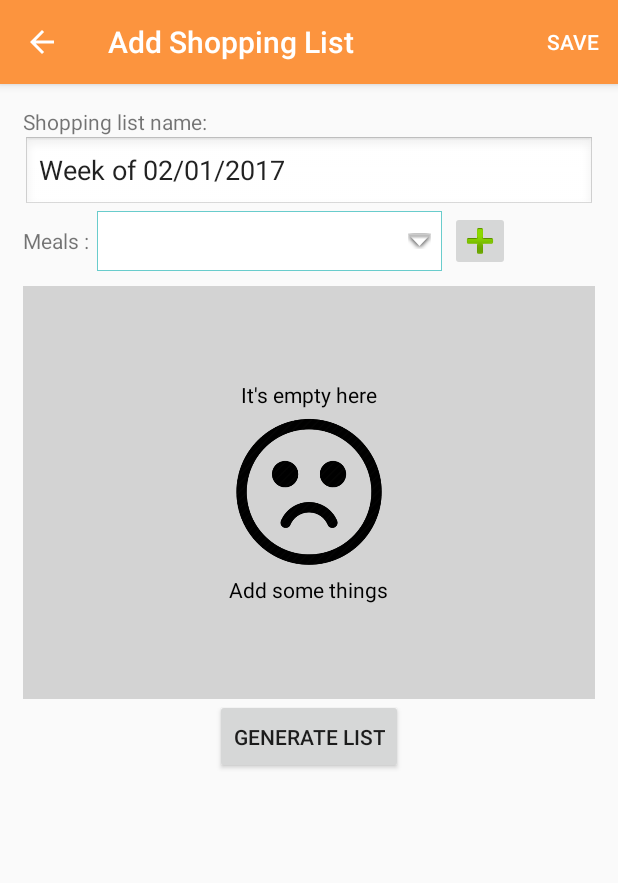
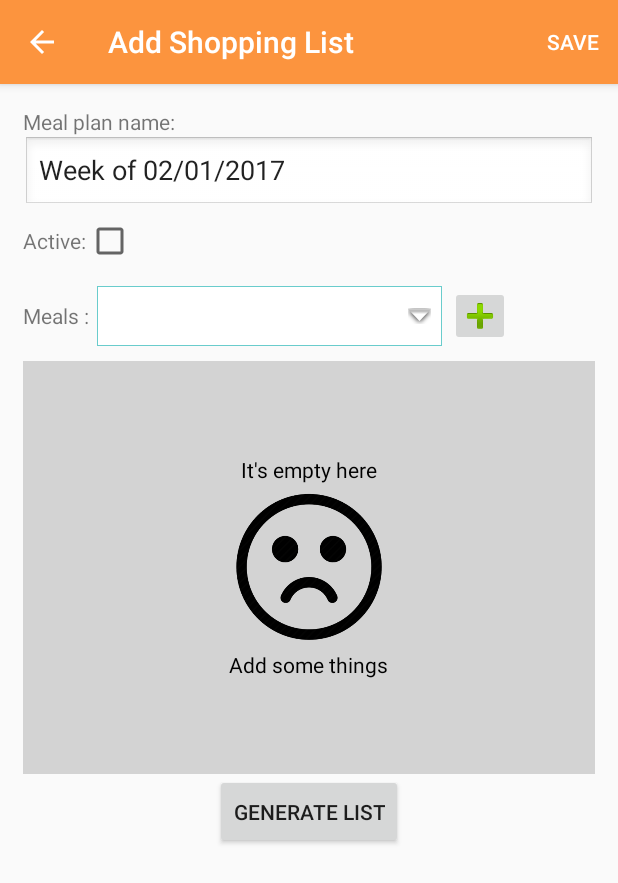
Before and after one commit to burkeblazer/efficientshopper, an Android app: the EditMealPlanActivity screen opened directly, with no data from a screen before it, on a phone screen of 412 x 824 dp. Shown: the top 883 px of the screen. Run offline under Robolectric (Android 15) with nearby library versions, the phone set to English and light mode, and no system bars.

Commit message:
- Various additions

```diff
--- a/app/src/main/res/layout/activity_add_new_meal_plan.xml
+++ b/app/src/main/res/layout/activity_add_new_meal_plan.xml
@@ -44,7 +44,7 @@
             <TextView
                 android:layout_width="wrap_content"
                 android:layout_height="wrap_content"
-                android:text="Shopping list name:"/>
+                android:text="Meal plan name:"/>
 
             <EditText
                 android:id="@+id/list_name"
@@ -52,6 +52,26 @@
                 android:layout_height="50dp"
                 android:background="@android:drawable/edit_text"
                 android:hint=""/>
+
+            <LinearLayout
+                android:layout_marginBottom="10dp"
+                android:orientation="horizontal"
+                android:layout_width="match_parent"
+                android:layout_height="40dp">
+
+                <TextView
+                    android:layout_gravity="center_vertical"
+                    android:text="Active:"
+                    android:layout_width="wrap_content"
+                    android:layout_height="wrap_content" />
+
+                <CheckBox
+                    android:layout_marginTop="4dp"
+                    android:id="@+id/is_active_meal_plan"
+                    android:layout_width="wrap_content"
+                    android:layout_height="wrap_content" />
+
+            </LinearLayout>
 
             <LinearLayout
                 android:layout_marginBottom="10dp"
--- a/app/src/main/res/layout/activity_main.xml
+++ b/app/src/main/res/layout/activity_main.xml
@@ -69,7 +69,7 @@
                 android:layout_width="100dp"
                 android:layout_height="100dp"
                 android:drawableTop="@drawable/list_icon"
-                android:text="Create List"
+                android:text="Edit Meal Plans"
                 android:gravity="center" />
 
         </RelativeLayout>
--- a/app/src/main/res/values/strings.xml
+++ b/app/src/main/res/values/strings.xml
@@ -10,4 +10,8 @@
     <string name="title_activity_edit_list">EditListActivity</string>
     <string name="shopping_list_json">SHOPPING_LIST</string>
     <string name="meal_plan_json">MEAL_PLANS</string>
+    <string-array name="frequency_spinner_array">
+        <item>One Time</item>
+        <item>Weekly</item>
+    </string-array>
 </resources>
```
